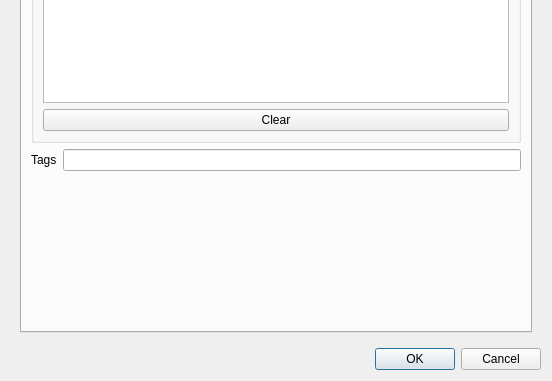
nens/threedi-schematisation-editor, file threedi_schematisation_editor/forms/ui/dry_weather_flow_distribution.ui: the form before one commit; both pictures show x 0 to 552 and y 176 to 557 of the 552 by 557 pixel window.
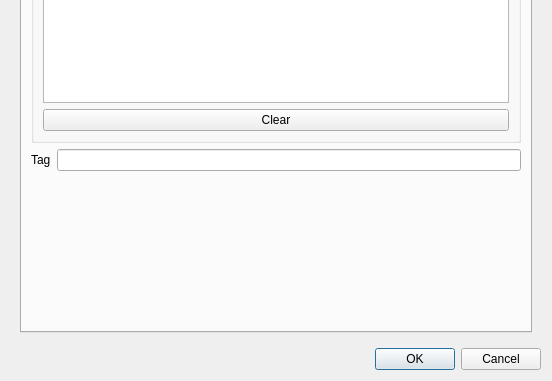
The form after the commit.

```diff
--- a/threedi_schematisation_editor/forms/ui/dry_weather_flow_distribution.ui
+++ b/threedi_schematisation_editor/forms/ui/dry_weather_flow_distribution.ui
@@ -163,7 +163,7 @@
              <item>
               <widget class="QLabel" name="label_42">
                <property name="text">
-                <string>Tags</string>
+                <string>Tag</string>
                </property>
               </widget>
              </item>
```
